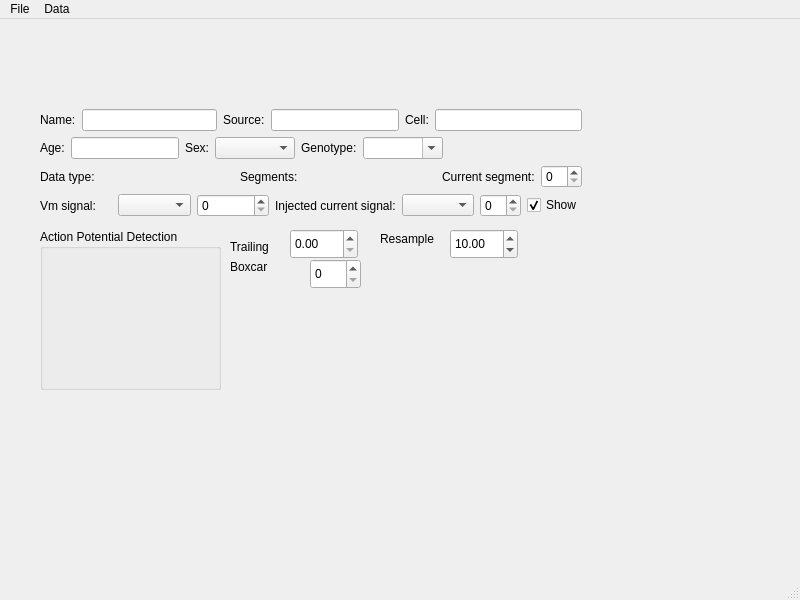
The window that ephys/APAnalysisWindow.ui (ctigaret/scipyen) describes before a commit, drawn with Qt 5.
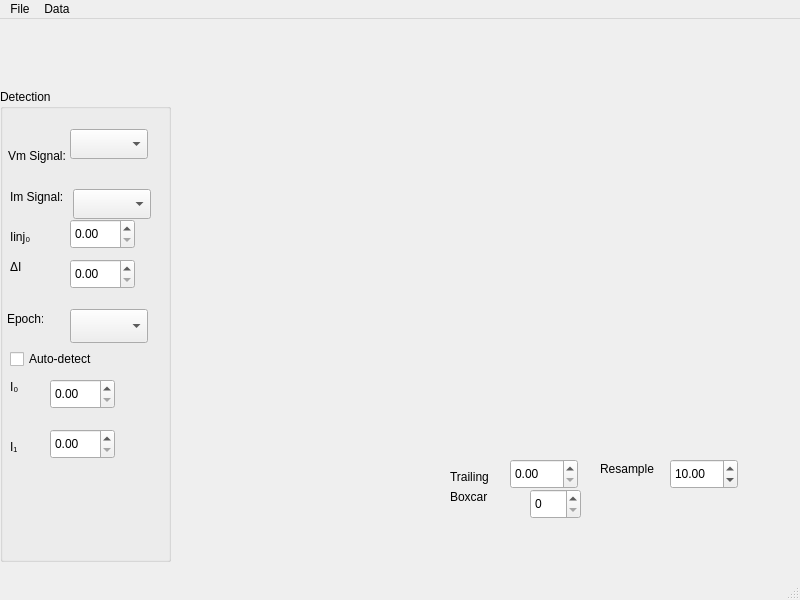
The same window after the commit. Custom widgets are drawn as their Qt base class.

The edit to the form file:
```diff
--- a/ephys/APAnalysisWindow.ui
+++ b/ephys/APAnalysisWindow.ui
@@ -14,24 +14,11 @@
    <string>AP Analysis</string>
   </property>
   <widget class="QWidget" name="centralwidget">
-   <widget class="QGroupBox" name="apDetectionGroupBox">
-    <property name="geometry">
-     <rect>
-      <x>40</x>
-      <y>210</y>
-      <width>181</width>
-      <height>161</height>
-     </rect>
-    </property>
-    <property name="title">
-     <string>Action Potential Detection</string>
-    </property>
-   </widget>
    <widget class="QLabel" name="signalTailLabel">
     <property name="geometry">
      <rect>
-      <x>230</x>
-      <y>220</y>
+      <x>450</x>
+      <y>450</y>
       <width>51</width>
       <height>16</height>
      </rect>
@@ -43,8 +30,8 @@
    <widget class="QDoubleSpinBox" name="trailingDurationDoubleSpinBox">
     <property name="geometry">
      <rect>
-      <x>290</x>
-      <y>210</y>
+      <x>510</x>
+      <y>440</y>
       <width>68</width>
       <height>30</height>
      </rect>
@@ -62,8 +49,8 @@
    <widget class="QLabel" name="label">
     <property name="geometry">
      <rect>
-      <x>380</x>
-      <y>210</y>
+      <x>600</x>
+      <y>440</y>
       <width>61</width>
       <height>20</height>
      </rect>
@@ -75,8 +62,8 @@
    <widget class="QDoubleSpinBox" name="resamplePeriodDoubleSpinBox">
     <property name="geometry">
      <rect>
-      <x>450</x>
-      <y>210</y>
+      <x>670</x>
+      <y>440</y>
       <width>68</width>
       <height>30</height>
      </rect>
@@ -97,8 +84,8 @@
    <widget class="QLabel" name="boxcarSizeLabel">
     <property name="geometry">
      <rect>
-      <x>230</x>
-      <y>240</y>
+      <x>450</x>
+      <y>470</y>
       <width>54</width>
       <height>16</height>
      </rect>
@@ -110,80 +97,60 @@
    <widget class="QSpinBox" name="boxcarSizeSpinBox">
     <property name="geometry">
      <rect>
-      <x>310</x>
-      <y>240</y>
+      <x>530</x>
+      <y>470</y>
       <width>51</width>
       <height>30</height>
      </rect>
     </property>
    </widget>
-   <widget class="QWidget" name="">
+   <widget class="MetaDataWidget" name="metaDataWidget" native="true">
     <property name="geometry">
      <rect>
-      <x>40</x>
-      <y>12</y>
-      <width>542</width>
-      <height>186</height>
+      <x>0</x>
+      <y>20</y>
+      <width>796</width>
+      <height>10</height>
      </rect>
     </property>
-    <layout class="QVBoxLayout" name="verticalLayout_3">
-     <item>
-      <layout class="QVBoxLayout" name="verticalLayout_2">
-       <item>
-        <layout class="QHBoxLayout" name="horizontalLayout_8">
-         <item>
-          <widget class="QLabel" name="dataVarNameLabel">
-           <property name="toolTip">
-            <string>Name of the variable in the workspace</string>
-           </property>
-           <property name="frameShape">
-            <enum>QFrame::NoFrame</enum>
-           </property>
-           <property name="frameShadow">
-            <enum>QFrame::Plain</enum>
+   </widget>
+   <widget class="QGroupBox" name="groupBox_2">
+    <property name="geometry">
+     <rect>
+      <x>0</x>
+      <y>70</y>
+      <width>171</width>
+      <height>473</height>
+     </rect>
+    </property>
+    <property name="title">
+     <string>Detection</string>
+    </property>
+    <widget class="QLabel" name="signalNameLabel">
+     <property name="geometry">
+      <rect>
+       <x>8</x>
+       <y>59</y>
+       <width>57</width>
+       <height>16</height>
+      </rect>
            </property>
            <property name="text">
-            <string/>
-           </property>
-           <property name="textInteractionFlags">
-            <set>Qt::TextSelectableByKeyboard|Qt::TextSelectableByMouse</set>
-           </property>
-          </widget>
-         </item>
-         <item>
-          <spacer name="horizontalSpacer_4">
-           <property name="orientation">
-            <enum>Qt::Horizontal</enum>
-           </property>
-           <property name="sizeHint" stdset="0">
-            <size>
-             <width>40</width>
-             <height>20</height>
-            </size>
-           </property>
-          </spacer>
-         </item>
-        </layout>
-       </item>
-       <item>
-        <layout class="QHBoxLayout" name="horizontalLayout_7">
-         <item>
-          <layout class="QHBoxLayout" name="horizontalLayout_9">
-           <item>
-            <widget class="QLabel" name="label_60">
-             <property name="text">
-              <string>Name:</string>
-             </property>
-            </widget>
-           </item>
-           <item>
-            <widget class="QLineEdit" name="dataNameLineEdit">
-             <property name="sizePolicy">
-              <sizepolicy hsizetype="Expanding" vsizetype="Fixed">
-               <horstretch>10</horstretch>
-               <verstretch>0</verstretch>
-              </sizepolicy>
-             </property>
+      <string>Vm Signal:</string>
+     </property>
+     <property name="buddy">
+      <cstring>VmSignalNameComboBox</cstring>
+     </property>
+    </widget>
+    <widget class="QComboBox" name="VmSignalNameComboBox">
+     <property name="geometry">
+      <rect>
+       <x>70</x>
+       <y>40</y>
+       <width>78</width>
+       <height>30</height>
+      </rect>
+     </property>
              <property name="toolTip">
               <string>Data name</string>
              </property>
@@ -191,70 +158,33 @@
               <string>Data name</string>
              </property>
              <property name="whatsThis">
-              <string>Data name</string>
-             </property>
-             <property name="clearButtonEnabled">
-              <bool>true</bool>
-             </property>
-            </widget>
-           </item>
-          </layout>
-         </item>
-         <item>
-          <layout class="QHBoxLayout" name="horizontalLayout_22">
-           <item>
-            <widget class="QLabel" name="sourceIDLabel">
-             <property name="sizePolicy">
-              <sizepolicy hsizetype="Preferred" vsizetype="Preferred">
-               <horstretch>0</horstretch>
-               <verstretch>0</verstretch>
-              </sizepolicy>
+      <string>Signal name</string>
+     </property>
+    </widget>
+    <widget class="QLabel" name="label_2">
+     <property name="geometry">
+      <rect>
+       <x>7</x>
+       <y>220</y>
+       <width>36</width>
+       <height>20</height>
+      </rect>
              </property>
              <property name="text">
-              <string>Source:</string>
-             </property>
-            </widget>
-           </item>
-           <item>
-            <widget class="QLineEdit" name="sourceIDLineEdit">
-             <property name="sizePolicy">
-              <sizepolicy hsizetype="Expanding" vsizetype="Fixed">
-               <horstretch>10</horstretch>
-               <verstretch>0</verstretch>
-              </sizepolicy>
-             </property>
-             <property name="clearButtonEnabled">
-              <bool>true</bool>
-             </property>
-            </widget>
-           </item>
-          </layout>
-         </item>
-         <item>
-          <layout class="QHBoxLayout" name="horizontalLayout_20">
-           <item>
-            <widget class="QLabel" name="label_56">
-             <property name="sizePolicy">
-              <sizepolicy hsizetype="Preferred" vsizetype="Fixed">
-               <horstretch>0</horstretch>
-               <verstretch>0</verstretch>
-              </sizepolicy>
-             </property>
-             <property name="text">
-              <string>Cell:</string>
-             </property>
+      <string>Epoch:</string>
+     </property>
              <property name="buddy">
-              <cstring>cellLineEdit</cstring>
-             </property>
-            </widget>
-           </item>
-           <item>
-            <widget class="QLineEdit" name="cellLineEdit">
-             <property name="sizePolicy">
-              <sizepolicy hsizetype="Expanding" vsizetype="Fixed">
-               <horstretch>0</horstretch>
-               <verstretch>0</verstretch>
-              </sizepolicy>
+      <cstring>epochComboBox</cstring>
+     </property>
+    </widget>
+    <widget class="QComboBox" name="epochComboBox">
+     <property name="geometry">
+      <rect>
+       <x>70</x>
+       <y>220</y>
+       <width>78</width>
+       <height>34</height>
+      </rect>
              </property>
              <property name="toolTip">
               <string>Cell name</string>
@@ -263,223 +193,126 @@
               <string>Cell name</string>
              </property>
              <property name="whatsThis">
-              <string>Cell name</string>
-             </property>
-             <property name="clearButtonEnabled">
-              <bool>true</bool>
-             </property>
-            </widget>
-           </item>
-          </layout>
-         </item>
-        </layout>
-       </item>
-      </layout>
-     </item>
-     <item>
-      <layout class="QHBoxLayout" name="horizontalLayout_6">
-       <item>
-        <layout class="QHBoxLayout" name="horizontalLayout_23">
-         <item>
-          <widget class="QLabel" name="label_62">
-           <property name="text">
-            <string>Age:</string>
-           </property>
-          </widget>
-         </item>
-         <item>
-          <widget class="QLineEdit" name="ageLineEdit">
-           <property name="sizePolicy">
-            <sizepolicy hsizetype="Minimum" vsizetype="Fixed">
-             <horstretch>0</horstretch>
-             <verstretch>0</verstretch>
-            </sizepolicy>
-           </property>
-           <property name="minimumSize">
-            <size>
-             <width>80</width>
-             <height>0</height>
-            </size>
-           </property>
-          </widget>
-         </item>
-        </layout>
-       </item>
-       <item>
-        <layout class="QHBoxLayout" name="horizontalLayout_5">
-         <item>
-          <widget class="QLabel" name="label_61">
-           <property name="sizePolicy">
-            <sizepolicy hsizetype="Minimum" vsizetype="Preferred">
-             <horstretch>0</horstretch>
-             <verstretch>0</verstretch>
-            </sizepolicy>
+      <string>Select mPSC epoch</string>
+     </property>
+    </widget>
+    <widget class="QCheckBox" name="autoDetectEpochCheckBox">
+     <property name="geometry">
+      <rect>
+       <x>10</x>
+       <y>260</y>
+       <width>134</width>
+       <height>20</height>
+      </rect>
+     </property>
+     <property name="toolTip">
+      <string>Auto-detect APs epoch</string>
+     </property>
+     <property name="statusTip">
+      <string>Auto-detect APs epoch</string>
+     </property>
+     <property name="whatsThis">
+      <string>Auto-detect APs epoch</string>
            </property>
            <property name="text">
-            <string>Sex:</string>
-           </property>
-          </widget>
-         </item>
-         <item>
-          <widget class="QComboBox" name="sexComboBox">
-           <property name="sizePolicy">
-            <sizepolicy hsizetype="Minimum" vsizetype="Fixed">
-             <horstretch>0</horstretch>
-             <verstretch>0</verstretch>
-            </sizepolicy>
-           </property>
-           <property name="minimumSize">
-            <size>
-             <width>80</width>
-             <height>0</height>
-            </size>
-           </property>
-           <property name="currentText">
-            <string/>
-           </property>
-           <property name="maxVisibleItems">
-            <number>3</number>
-           </property>
-           <property name="maxCount">
-            <number>3</number>
-           </property>
-           <property name="insertPolicy">
-            <enum>QComboBox::NoInsert</enum>
-           </property>
-           <property name="minimumContentsLength">
-            <number>3</number>
-           </property>
-          </widget>
-         </item>
-        </layout>
-       </item>
-       <item>
-        <layout class="QHBoxLayout" name="horizontalLayout_19">
-         <item>
-          <widget class="QLabel" name="genotypeLabel">
-           <property name="sizePolicy">
-            <sizepolicy hsizetype="Minimum" vsizetype="Preferred">
-             <horstretch>0</horstretch>
-             <verstretch>0</verstretch>
-            </sizepolicy>
-           </property>
-           <property name="text">
-            <string>Genotype:</string>
-           </property>
-          </widget>
-         </item>
-         <item>
-          <widget class="QComboBox" name="genotypeComboBox">
-           <property name="sizePolicy">
-            <sizepolicy hsizetype="Minimum" vsizetype="Fixed">
-             <horstretch>0</horstretch>
-             <verstretch>0</verstretch>
-            </sizepolicy>
-           </property>
-           <property name="minimumSize">
-            <size>
-             <width>80</width>
-             <height>0</height>
-            </size>
-           </property>
-           <property name="editable">
-            <bool>true</bool>
-           </property>
-           <property name="maxVisibleItems">
-            <number>50</number>
-           </property>
-          </widget>
-         </item>
-         <item>
-          <spacer name="horizontalSpacer_2">
-           <property name="orientation">
-            <enum>Qt::Horizontal</enum>
-           </property>
-           <property name="sizeHint" stdset="0">
-            <size>
-             <width>40</width>
-             <height>20</height>
-            </size>
-           </property>
-          </spacer>
-         </item>
-        </layout>
-       </item>
-      </layout>
-     </item>
-     <item>
-      <layout class="QVBoxLayout" name="verticalLayout">
-       <item>
-        <layout class="QHBoxLayout" name="horizontalLayout_3">
-         <item>
-          <widget class="QLabel" name="dataTypeLabel">
+      <string>Auto-detect</string>
+     </property>
+    </widget>
+    <widget class="QLabel" name="signalNameLabel_2">
+     <property name="geometry">
+      <rect>
+       <x>10</x>
+       <y>100</y>
+       <width>57</width>
+       <height>16</height>
+      </rect>
+     </property>
+     <property name="text">
+      <string>Im Signal:</string>
+     </property>
+     <property name="buddy">
+      <cstring>ImSignalNameComboBox</cstring>
+     </property>
+    </widget>
+    <widget class="QComboBox" name="ImSignalNameComboBox">
+     <property name="geometry">
+      <rect>
+       <x>73</x>
+       <y>100</y>
+       <width>78</width>
+       <height>30</height>
+      </rect>
+     </property>
+     <property name="toolTip">
+      <string>Signal name</string>
+     </property>
+     <property name="statusTip">
+      <string>Signal name</string>
+     </property>
+     <property name="whatsThis">
+      <string>Signal name</string>
+     </property>
+    </widget>
+    <widget class="QuantitySpinBox" name="Iinj0SpinBox">
+     <property name="geometry">
+      <rect>
+       <x>70</x>
+       <y>130</y>
+       <width>65</width>
+       <height>30</height>
+      </rect>
+     </property>
+     <property name="toolTip">
+      <string>Initial current injection (pA)</string>
+     </property>
+     <property name="statusTip">
+      <string>Initial current injection (pA)</string>
+     </property>
+     <property name="whatsThis">
+      <string>Initial current injection (pA)</string>
+     </property>
+    </widget>
+    <widget class="QLabel" name="label_3">
+     <property name="geometry">
+      <rect>
+       <x>10</x>
+       <y>140</y>
+       <width>52</width>
+       <height>16</height>
+      </rect>
+     </property>
            <property name="text">
-            <string>Data type:</string>
-           </property>
-          </widget>
-         </item>
-         <item>
-          <spacer name="horizontalSpacer">
-           <property name="orientation">
-            <enum>Qt::Horizontal</enum>
-           </property>
-           <property name="sizeHint" stdset="0">
-            <size>
-             <width>40</width>
-             <height>20</height>
-            </size>
-           </property>
-          </spacer>
-         </item>
-         <item>
-          <widget class="QLabel" name="nSegmentsLabel">
-           <property name="text">
-            <string>Segments:</string>
-           </property>
-          </widget>
-         </item>
-         <item>
-          <spacer name="horizontalSpacer_3">
-           <property name="orientation">
-            <enum>Qt::Horizontal</enum>
-           </property>
-           <property name="sizeHint" stdset="0">
-            <size>
-             <width>40</width>
-             <height>20</height>
-            </size>
-           </property>
-          </spacer>
-         </item>
-         <item>
-          <widget class="QLabel" name="currentSegmentLabel">
+      <string>Iinj₀</string>
+     </property>
+     <property name="buddy">
+      <cstring>Iinj0SpinBox</cstring>
+     </property>
+    </widget>
+    <widget class="QLabel" name="label_4">
+     <property name="geometry">
+      <rect>
+       <x>10</x>
+       <y>170</y>
+       <width>52</width>
+       <height>16</height>
+      </rect>
+     </property>
            <property name="text">
-            <string>Current segment:</string>
-           </property>
-          </widget>
-         </item>
-         <item>
-          <widget class="QSpinBox" name="segmentSpinBox">
-           <property name="toolTip">
-            <string>Current segment</string>
-           </property>
-          </widget>
-         </item>
-        </layout>
-       </item>
-       <item>
-        <layout class="QHBoxLayout" name="horizontalLayout_4">
-         <item>
-          <layout class="QHBoxLayout" name="horizontalLayout_2">
-           <item>
-            <widget class="QLabel" name="vmSignalLabel">
-             <property name="text">
-              <string>Vm signal:</string>
-             </property>
-            </widget>
-           </item>
-           <item>
-            <widget class="QComboBox" name="vmSignalNameComboBox">
+      <string>ΔI</string>
+     </property>
+     <property name="buddy">
+      <cstring>deltaISpinBox</cstring>
+     </property>
+    </widget>
+    <widget class="QuantitySpinBox" name="deltaISpinBox">
+     <property name="geometry">
+      <rect>
+       <x>70</x>
+       <y>170</y>
+       <width>65</width>
+       <height>30</height>
+      </rect>
+     </property>
              <property name="toolTip">
               <string>Choose Vm signal by name</string>
              </property>
@@ -487,12 +320,18 @@
               <string>Choose Vm signal by name</string>
              </property>
              <property name="whatsThis">
-              <string>Choose Vm signal by name</string>
-             </property>
-            </widget>
-           </item>
-           <item>
-            <widget class="QSpinBox" name="vmSignalIndexSpinBox">
+      <string>Current injection increment per step (pA)</string>
+     </property>
+    </widget>
+    <widget class="QuantitySpinBox" name="IStartSpinBox">
+     <property name="geometry">
+      <rect>
+       <x>50</x>
+       <y>290</y>
+       <width>65</width>
+       <height>30</height>
+      </rect>
+     </property>
              <property name="toolTip">
               <string>Choose Vm signal by index</string>
              </property>
@@ -500,23 +339,18 @@
               <string>Choose Vm signal by index</string>
              </property>
              <property name="whatsThis">
-              <string>Choose Vm signal by index</string>
-             </property>
-            </widget>
-           </item>
-          </layout>
-         </item>
-         <item>
-          <layout class="QHBoxLayout" name="horizontalLayout">
-           <item>
-            <widget class="QLabel" name="iInjLabel">
-             <property name="text">
-              <string>Injected current signal:</string>
-             </property>
-            </widget>
-           </item>
-           <item>
-            <widget class="QComboBox" name="iInjSignalNameComboBox">
+      <string>Time of current injection start relative to the sweep's start</string>
+     </property>
+    </widget>
+    <widget class="QuantitySpinBox" name="IStopSpinBox">
+     <property name="geometry">
+      <rect>
+       <x>50</x>
+       <y>340</y>
+       <width>65</width>
+       <height>30</height>
+      </rect>
+     </property>
              <property name="toolTip">
               <string>Choose Iinj signal by name</string>
              </property>
@@ -524,40 +358,41 @@
               <string>Choose Iinj signal by name</string>
              </property>
              <property name="whatsThis">
-              <string>Choose Iinj signal by name</string>
-             </property>
-            </widget>
-           </item>
-           <item>
-            <widget class="QSpinBox" name="iInjSignalIndexSpinBox">
-             <property name="toolTip">
-              <string>Choose Iinj signal by index</string>
-             </property>
-             <property name="statusTip">
-              <string>Choose Iinj signal by index</string>
-             </property>
-             <property name="whatsThis">
-              <string>Choose Iinj signal by index</string>
-             </property>
-            </widget>
-           </item>
-           <item>
-            <widget class="QCheckBox" name="showIinjCheckBox">
+      <string>Time of current injection stop relative to the sweep start</string>
+     </property>
+    </widget>
+    <widget class="QLabel" name="label_5">
+     <property name="geometry">
+      <rect>
+       <x>10</x>
+       <y>290</y>
+       <width>52</width>
+       <height>16</height>
+      </rect>
+     </property>
+     <property name="text">
+      <string>I₀</string>
+     </property>
+     <property name="buddy">
+      <cstring>IStartSpinBox</cstring>
+     </property>
+    </widget>
+    <widget class="QLabel" name="label_6">
+     <property name="geometry">
+      <rect>
+       <x>10</x>
+       <y>350</y>
+       <width>52</width>
+       <height>16</height>
+      </rect>
+     </property>
              <property name="text">
-              <string>Show</string>
-             </property>
-             <property name="checked">
-              <bool>true</bool>
-             </property>
-            </widget>
-           </item>
-          </layout>
-         </item>
-        </layout>
-       </item>
-      </layout>
-     </item>
-    </layout>
+      <string>I₁</string>
+     </property>
+     <property name="buddy">
+      <cstring>IStopSpinBox</cstring>
+     </property>
+    </widget>
    </widget>
   </widget>
   <widget class="QMenuBar" name="menubar">
@@ -608,6 +443,30 @@
    </property>
   </action>
  </widget>
+ <customwidgets>
+  <customwidget>
+   <class>QuantitySpinBox</class>
+   <extends>QDoubleSpinBox</extends>
+   <header location="global">gui.widgets.small_widgets</header>
+  </customwidget>
+  <customwidget>
+   <class>MetaDataWidget</class>
+   <extends>QWidget</extends>
+   <header location="global">gui.widgets.metadatawidget</header>
+   <container>1</container>
+  </customwidget>
+ </customwidgets>
+ <tabstops>
+  <tabstop>VmSignalNameComboBox</tabstop>
+  <tabstop>ImSignalNameComboBox</tabstop>
+  <tabstop>epochComboBox</tabstop>
+  <tabstop>autoDetectEpochCheckBox</tabstop>
+  <tabstop>Iinj0SpinBox</tabstop>
+  <tabstop>deltaISpinBox</tabstop>
+  <tabstop>trailingDurationDoubleSpinBox</tabstop>
+  <tabstop>resamplePeriodDoubleSpinBox</tabstop>
+  <tabstop>boxcarSizeSpinBox</tabstop>
+ </tabstops>
  <resources/>
  <connections/>
 </ui>
```
Left out of the diff: 29 changed lines with no effect on the pictures. Lines whose indentation alone changed are shown as unchanged.
